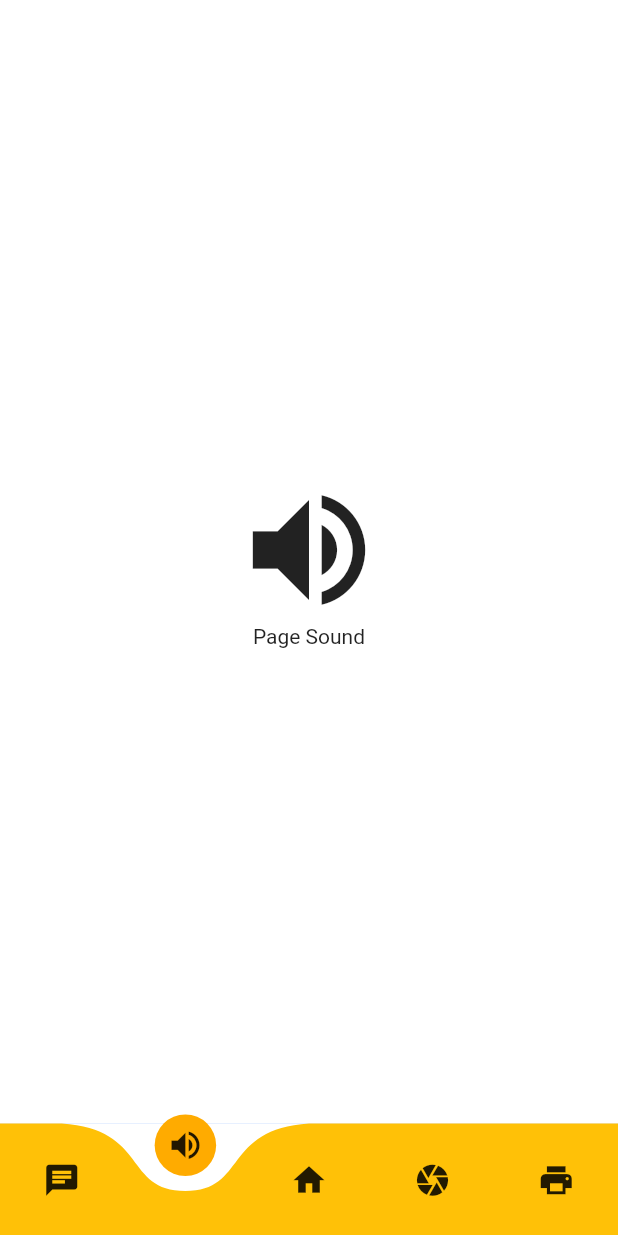
After one commit to AnwerShehata/AnwerApp, a Flutter app: the HomeNavigationBar screen opened directly, item 2 of the bottom bar chosen, on a phone screen of 412 x 824 dp. The commit adds this screen. Run offline on Flutter 3.47's test engine with Material 2 defaults, Android fonts, the phone set to English and light mode, and no system bars; drawn by our look-alikes of curved_navigation_bar; our stand-ins replace audioplayers, carousel_pro, carousel_slider, cloud_firestore, firebase_auth, firebase_database and 8 more; missing offline and left inert: flutter_circular_chart, flutter_sparkline, unicorndial; accounts and stored records are empty.

Commit message:
CurvedNavigationBar

```diff
--- a/lib/Basics/My_DropDownButton.dart
+++ b/lib/Basics/My_DropDownButton.dart
@@ -13,6 +13,7 @@ class _BirdState extends State<My_DropDownButton> {
       theme: new ThemeData(fontFamily: "Cairo"),
       home:  new Scaffold(
 
+
         appBar: new AppBar(
           elevation: 0.0,
           centerTitle: true,
@@ -24,7 +25,6 @@ class _BirdState extends State<My_DropDownButton> {
               child: Column(
                 children: <Widget>[
 
-                  new Padding(padding: EdgeInsets.all(20.0)),
                   //=======  Dropdown Example 1 ==========
                   DropdownButtonHideUnderline(
                     child: new DropdownButton<String>( value: "Sex",
@@ -35,7 +35,9 @@ class _BirdState extends State<My_DropDownButton> {
                         DropdownMenuItem( value: 'For', child: Text("For")),
                         DropdownMenuItem( value: 'Five', child: Text("Five")),
                         DropdownMenuItem( value: 'Sex', child: Text("Sex")),
-                      ],onChanged: (v){},
+                      ],
+                      onChanged: (v){
+                      },
                     ),
                   ),
 
--- a/lib/Basics/PopupMenu/My_PopupMenuButton.dart
+++ b/lib/Basics/PopupMenu/My_PopupMenuButton.dart
@@ -67,11 +67,11 @@ class _BirdState extends State<My_PopupMenuButton> {
       debugShowCheckedModeBanner: false,
       home:  new Scaffold(
 
+        //=======AppBar===============================
         appBar: AppBar(
           title: Text("Popup Menu Button"),
           elevation: 0,
           actions: <Widget>[
-
             //هنا القائمة التي تظهر في جانب AppBar ======
             PopupMenuButton<String>(
               onSelected: choiceAction,
@@ -84,11 +84,11 @@ class _BirdState extends State<My_PopupMenuButton> {
                 }).toList();
               },
             ),
-
           ],
         ),
 
 
+        //=======body===============================
         body: new Container(
           padding: new EdgeInsets.all(30),
           child: new Center(
@@ -103,7 +103,6 @@ class _BirdState extends State<My_PopupMenuButton> {
                     return _items;
                     }
                 )
-
               ],
             ),
           ),
--- /dev/null
+++ b/lib/curvedNavigationBar/HomeNavigationBar.dart
@@ -0,0 +1,90 @@
+import 'package:flutter/material.dart';
+import 'package:curved_navigation_bar/curved_navigation_bar.dart';
+import './Page/pageHome.dart';
+import './Page/pagePrint.dart';
+import './Page/pageCamera.dart';
+import './Page/pageSound.dart';
+import './Page/pageChat.dart';
+
+
+class HomeNavigationBar extends StatefulWidget {
+  @override
+  _HomeNavigationBarState createState() => _HomeNavigationBarState();
+}
+
+class _HomeNavigationBarState extends State<HomeNavigationBar> {
+
+  //هنا يقول صفحة البداية علي حسب رقم الـــ Index
+  int _pageIndex = 2;
+
+  // هنا الصفحات التي سوف يتم التنقل بينهم عن طريق NavigationBar
+  final pageChat _chat = new pageChat();
+  final pageSound _sound = new pageSound();
+  final pageHome _home = new pageHome();
+  final pageCamera _camera = new pageCamera();
+  final pagePrint _print = new pagePrint();
+
+
+  Widget _showpage = new pageHome();
+  Widget _pageChooser(int page){
+    switch(page){
+
+      case 0 : return _chat ;
+      break;
+
+      case 1 : return _sound ;
+      break;
+
+      case 2 : return _home ;
+      break;
+
+      case 3 : return _camera ;
+      break;
+
+      case 4 : return _print ;
+      break;
+
+    }
+  }
+
+  @override
+  Widget build(BuildContext context) {
+    return Scaffold(
+        bottomNavigationBar: CurvedNavigationBar(
+          initialIndex: _pageIndex,
+          items: <Widget>[
+            Icon(Icons.chat, size: 25),
+            Icon(Icons.volume_up, size: 25),
+            Icon(Icons.home, size: 25),
+            Icon(Icons.camera, size: 25),
+            Icon(Icons.print, size: 25),
+          ],
+
+          // هنا لون Bar
+          color: Colors.amber,
+          // هنا لون الزر
+          buttonBackgroundColor: Colors.amberAccent.shade700,
+          // هنا لون الخلفية التي تظهر خلف الزر
+          backgroundColor: Colors.white,
+          //هنا الحركة
+          animationCurve: Curves.easeInOut,
+          // هنا الوقت المحدد لتنفيذ الحركة
+          animationDuration: Duration(milliseconds: 600),
+
+          onTap: (int tappedIndex) {
+            setState(() {
+              _showpage = _pageChooser(tappedIndex);
+            });
+          },
+        ),
+
+        body: Container(
+          color: Colors.blueAccent,
+          child: Center(
+          child: _showpage,
+          ),
+        )
+
+    );
+  }
+}
--- /dev/null
+++ b/lib/curvedNavigationBar/NavigationBarNormal.dart
@@ -0,0 +1,80 @@
+import 'package:flutter/material.dart';
+import './Page/pageHome.dart';
+import './Page/pagePrint.dart';
+import './Page/pageCamera.dart';
+import './Page/pageSound.dart';
+import './Page/pageChat.dart';
+
+class NavigationBarNormal extends StatefulWidget {
+  _BirdState createState() => new _BirdState();
+}
+
+class _BirdState extends State<NavigationBarNormal> {
+
+  int _pageIndex = 2;
+
+  // هنا الصفحات التي سوف يتم التنقل بينهم عن طريق NavigationBar
+  final pageChat _chat = new pageChat();
+  final pageSound _sound = new pageSound();
+  final pageHome _home = new pageHome();
+  final pageCamera _camera = new pageCamera();
+  final pagePrint _print = new pagePrint();
+
+  Widget _showpage = new pageHome();
+  Widget _pageChooser(int page){
+    switch(page){
+      case 0 : return _chat ;
+      break;
+
+      case 1 : return _sound ;
+      break;
+
+      case 2 : return _home ;
+      break;
+
+      case 3 : return _camera ;
+      break;
+
+      case 4 : return _print ;
+      break;
+    }
+  }
+
+
+  @override
+  Widget build(BuildContext context) {
+    return new MaterialApp(
+      debugShowCheckedModeBanner: false,
+      home:  new Scaffold(
+
+        //====bottomNavigationBar===============================================
+        bottomNavigationBar: BottomNavigationBar(
+          items: <BottomNavigationBarItem>[
+            BottomNavigationBarItem(icon: Icon(Icons.chat), title: Text('chat')),
+            BottomNavigationBarItem(icon: Icon(Icons.volume_up), title: Text('Sound')),
+            BottomNavigationBarItem(icon: Icon(Icons.home), title: Text('Home')),
+            BottomNavigationBarItem(icon: Icon(Icons.camera), title: Text('camera')),
+            BottomNavigationBarItem(icon: Icon(Icons.print), title: Text('print')),
+          ],
+          type: BottomNavigationBarType.fixed,      // لاظهار باقي العناصر التي تم اختفائها
+          currentIndex: _pageIndex,
+          elevation: 0,
+          unselectedItemColor: Colors.blueGrey,
+          backgroundColor: Colors.blueGrey.shade100.withOpacity(0.6),
+          onTap: (int tappedIndex){
+            setState(() {
+              _showpage = _pageChooser(tappedIndex);
+            });
+          },
+        ),
+
+          body: Container(
+            child: Center(
+              child: _showpage,
+            ),
+          ),
+
+      ),
+    );
+  }
+}
--- /dev/null
+++ b/lib/curvedNavigationBar/Page/pageCamera.dart
@@ -0,0 +1,32 @@
+import 'package:flutter/material.dart';
+
+class pageCamera extends StatefulWidget {
+  _BirdState createState() => new _BirdState();
+}
+
+class _BirdState extends State<pageCamera> {
+  @override
+  Widget build(BuildContext context) {
+    return new MaterialApp(
+      debugShowCheckedModeBanner: false,
+      home:  new Scaffold(
+        backgroundColor: Colors.white,
+
+
+        body: Center(
+          child: Column(
+            mainAxisAlignment: MainAxisAlignment.center,
+            children: <Widget>[
+              Icon(Icons.camera ,size: 100,),
+              Text("Page camera")
+            ],
+          )
+        ),
+
+
+
+
+      ),
+    );
+  }
+}
--- /dev/null
+++ b/lib/curvedNavigationBar/Page/pageChat.dart
@@ -0,0 +1,31 @@
+import 'package:flutter/material.dart';
+
+class pageChat extends StatefulWidget {
+  _BirdState createState() => new _BirdState();
+}
+
+class _BirdState extends State<pageChat> {
+  @override
+  Widget build(BuildContext context) {
+    return new MaterialApp(
+      debugShowCheckedModeBanner: false,
+      home:  new Scaffold(
+        backgroundColor: Colors.white,
+
+
+        body: Center(
+            child: Column(
+              mainAxisAlignment: MainAxisAlignment.center,
+              children: <Widget>[
+                Icon(Icons.chat ,size: 100,),
+                Text("Page Chat")
+              ],
+            )
+        ),
+
+
+
+      ),
+    );
+  }
+}
--- /dev/null
+++ b/lib/curvedNavigationBar/Page/pageHome.dart
@@ -0,0 +1,32 @@
+import 'package:flutter/material.dart';
+
+class pageHome extends StatefulWidget {
+  _BirdState createState() => new _BirdState();
+}
+
+class _BirdState extends State<pageHome> {
+  @override
+  Widget build(BuildContext context) {
+    return new MaterialApp(
+      debugShowCheckedModeBanner: false,
+      home:  new Scaffold(
+        backgroundColor: Colors.white,
+
+
+        body: Center(
+            child: Column(
+              mainAxisAlignment: MainAxisAlignment.center,
+              children: <Widget>[
+                Icon(Icons.home ,size: 100,),
+                Text("Page Home")
+              ],
+            )
+        ),
+
+
+
+
+      ),
+    );
+  }
+}
--- /dev/null
+++ b/lib/curvedNavigationBar/Page/pagePrint.dart
@@ -0,0 +1,30 @@
+import 'package:flutter/material.dart';
+
+class pagePrint extends StatefulWidget {
+  _BirdState createState() => new _BirdState();
+}
+
+class _BirdState extends State<pagePrint> {
+  @override
+  Widget build(BuildContext context) {
+    return new MaterialApp(
+      debugShowCheckedModeBanner: false,
+      home:  new Scaffold(
+        backgroundColor: Colors.white,
+
+
+        body: Center(
+            child: Column(
+              mainAxisAlignment: MainAxisAlignment.center,
+              children: <Widget>[
+                Icon(Icons.print ,size: 100,),
+                Text("Page Print")
+              ],
+            )
+        ),
+
+
+      ),
+    );
+  }
+}
--- /dev/null
+++ b/lib/curvedNavigationBar/Page/pageSound.dart
@@ -0,0 +1,32 @@
+import 'package:flutter/material.dart';
+
+class pageSound extends StatefulWidget {
+  _BirdState createState() => new _BirdState();
+}
+
+class _BirdState extends State<pageSound> {
+  @override
+  Widget build(BuildContext context) {
+    return new MaterialApp(
+      debugShowCheckedModeBanner: false,
+      home:  new Scaffold(
+        backgroundColor: Colors.white,
+
+
+        body: Center(
+            child: Column(
+              mainAxisAlignment: MainAxisAlignment.center,
+              children: <Widget>[
+                Icon(Icons.volume_up ,size: 100,),
+                Text("Page Sound")
+              ],
+            )
+        ),
+
+
+
+
+      ),
+    );
+  }
+}
--- a/lib/main.dart
+++ b/lib/main.dart
@@ -2,6 +2,10 @@ import 'package:anwerapp/Basics/My_SplashScreen.dart';
 import 'package:flutter/material.dart';
 import 'package:anwerapp/HomeMesterApp.dart';
 import './Animations/My_ListAnimations.dart';
+import './curvedNavigationBar/HomeNavigationBar.dart';
+import './curvedNavigationBar/NavigationBarNormal.dart';
+
+
 
 
 
--- a/pubspec.yaml
+++ b/pubspec.yaml
@@ -34,6 +34,8 @@ dependencies:
   url_launcher:
   audioplayers:
   image_picker:
+  curved_navigation_bar:
+
 
 
 #==============launcher_icon=====================
```
Also changed, not shown: lib/Basics/My_ListBasics.dart (+15 -5 lines), pubspec.lock, 1 other file.
